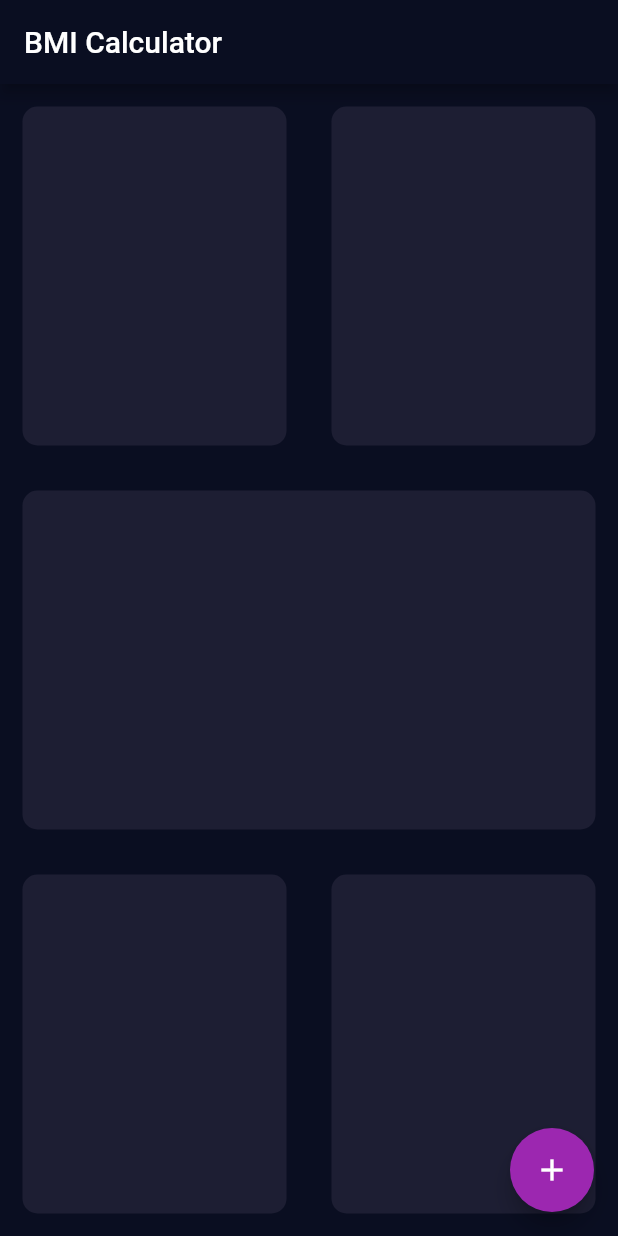
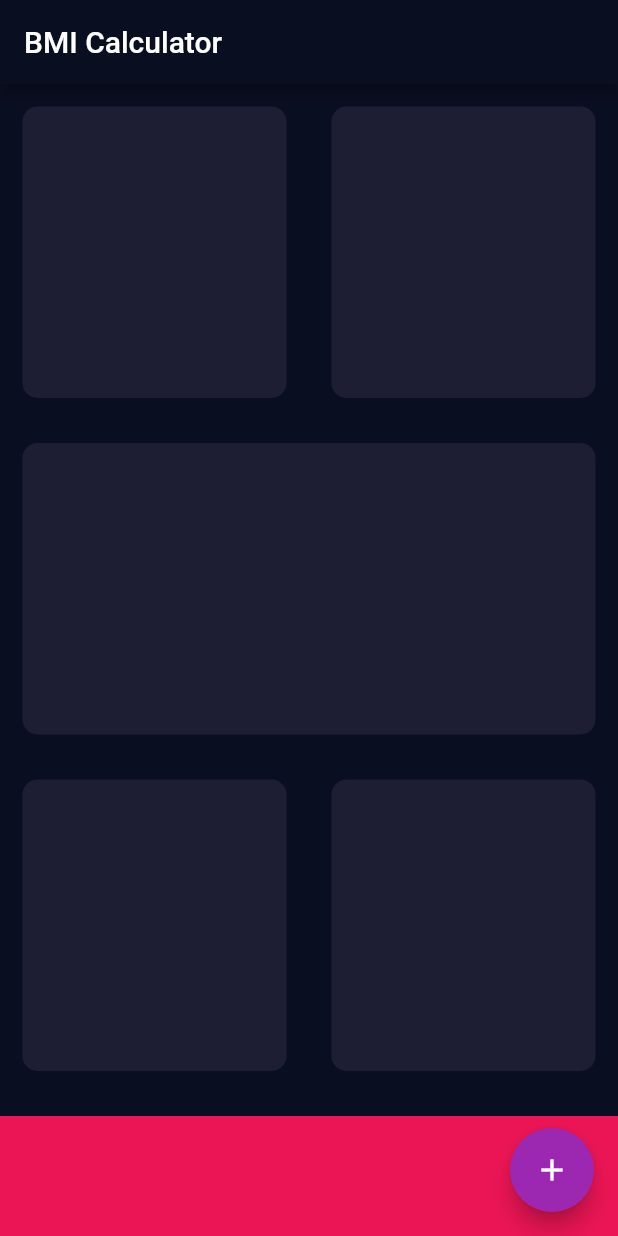
Before and after one commit to djeriko/bmiCalculator, a Flutter app: the screen it shows after launch, on a phone screen of 412 x 824 dp. Run offline on Flutter 3.47's test engine with Material 2 defaults, Android fonts, the phone set to English and light mode, and no system bars.

Commit message:
added const color and sizes

```diff
--- a/lib/screens/input_page.dart
+++ b/lib/screens/input_page.dart
@@ -1,4 +1,8 @@
 import 'package:flutter/material.dart';
+
+const double bottomContainerHeight = 80.0;
+const Color mainCardColor = Color(0xFF1D1E33);
+const Color bottomContainerColor = Color(0xFFEB1555);
 
 class InputPage extends StatefulWidget {
   @override
@@ -18,29 +22,41 @@ class _InputPageState extends State<InputPage> {
             child: Row(
               children: <Widget>[
                 Expanded(
-                  child: ReusableCard(),
+                  child: ReusableCard(
+                    cardColor: mainCardColor,
+                  ),
                 ),
                 Expanded(
-                  child: ReusableCard()
-                ),
+                    child: ReusableCard(
+                  cardColor: mainCardColor,
+                )),
               ],
             ),
           ),
           Expanded(
-            child: ReusableCard()
-          ),
+              child: ReusableCard(
+            cardColor: mainCardColor,
+          )),
           Expanded(
             child: Row(
               children: <Widget>[
                 Expanded(
-                  child: ReusableCard()
-                ),
+                    child: ReusableCard(
+                  cardColor: mainCardColor,
+                )),
                 Expanded(
-                  child: ReusableCard()
-                ),
+                    child: ReusableCard(
+                  cardColor: mainCardColor,
+                )),
               ],
             ),
           ),
+          Container(
+            color: bottomContainerColor,
+            margin: EdgeInsets.only(top: 15.0),
+            height: bottomContainerHeight,
+            width: double.infinity ,
+          )
         ],
       ),
       floatingActionButton: Theme(
@@ -55,18 +71,16 @@ class _InputPageState extends State<InputPage> {
 }
 
 class ReusableCard extends StatelessWidget {
-  const ReusableCard({
-    Key key,
-  }) : super(key: key);
+  ReusableCard({@required this.cardColor});
+
+  final Color cardColor;
 
   @override
   Widget build(BuildContext context) {
     return Container(
       margin: EdgeInsets.all(15.0),
       decoration: BoxDecoration(
-        borderRadius: BorderRadius.circular(10.0),
-        color: Color(0xFF1D1E33),
-      ),
+          borderRadius: BorderRadius.circular(10.0), color: cardColor),
     );
   }
 }
```
